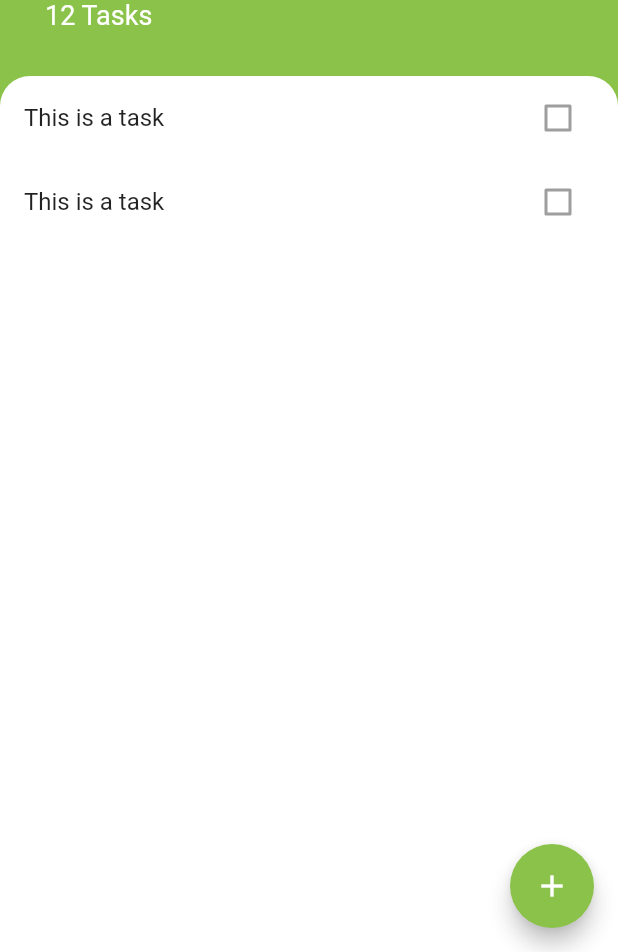
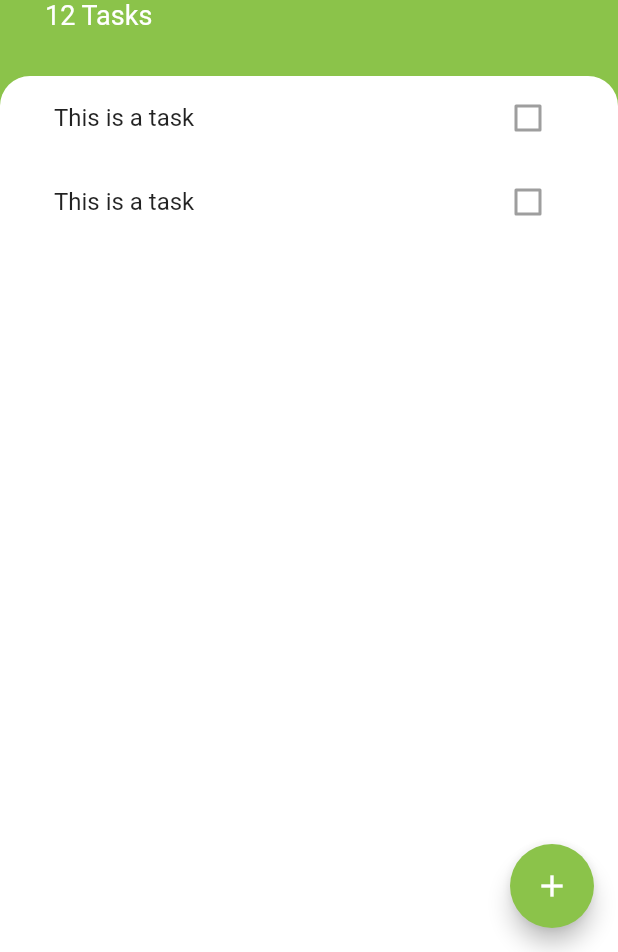
Before and after one commit to balajistark30/todoey, a Flutter app: the screen it shows after launch, on a phone screen of 412 x 824 dp, the part 284-1236 px from its top. Run offline on Flutter 3.47's test engine with Material 2 defaults, Android fonts, the phone set to English and light mode, and no system bars.

```diff
--- a/lib/screens/tasks_screen.dart
+++ b/lib/screens/tasks_screen.dart
@@ -51,12 +51,29 @@ class TasksScreen extends StatelessWidget {
           ),
           Expanded(
             child: Container(
+              padding: EdgeInsets.symmetric(horizontal: 20.0),
               decoration: const BoxDecoration(
                   color: Colors.white,
                   borderRadius: BorderRadius.only(
                       topLeft: Radius.circular(20.0),
                       topRight: Radius.circular(20.0))),
-              child: ListView(
+              child: TasksList(),
+            ),
+          ),
+        ],
+      ),
+    );
+  }
+}
+
+class TasksList extends StatelessWidget {
+  const TasksList({
+    super.key,
+  });
+
+  @override
+  Widget build(BuildContext context) {
+    return ListView(
       children: const [
         ListTile(
           title: Text('This is a task'),
@@ -67,11 +84,6 @@ class TasksScreen extends StatelessWidget {
           trailing: Checkbox(value: false, onChanged: null),
         ),
       ],
-              ),
-            ),
-          ),
-        ],
-      ),
     );
   }
 }
```
Lines whose indentation alone changed are shown as unchanged.
